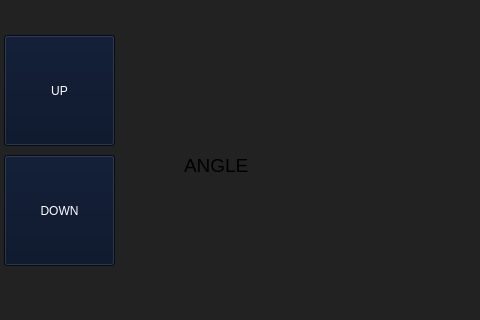
Qt form mainwindow.ui (Dilanpc/control_servo) before a commit; both pictures show x 126 to 606 and y 105 to 425 of the 800 by 600 pixel window.
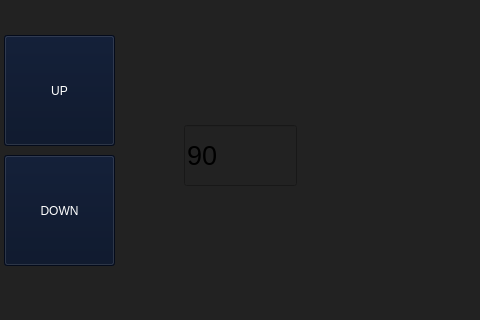
The same form after that commit.

Commit message: Change angle with a text input

The edit to the form file:
```diff
--- a/mainwindow.ui
+++ b/mainwindow.ui
@@ -87,25 +87,25 @@
      <bool>false</bool>
     </property>
    </widget>
-   <widget class="QLabel" name="angleTxt">
+   <widget class="QLineEdit" name="angleTxt">
     <property name="geometry">
      <rect>
       <x>310</x>
-      <y>240</y>
-      <width>111</width>
+      <y>230</y>
+      <width>113</width>
       <height>61</height>
      </rect>
     </property>
     <property name="font">
      <font>
-      <pointsize>14</pointsize>
+      <pointsize>20</pointsize>
      </font>
     </property>
     <property name="styleSheet">
      <string notr="true">color: &quot;white&quot;;</string>
     </property>
     <property name="text">
-     <string>ANGLE</string>
+     <string>90</string>
     </property>
    </widget>
   </widget>
```
The commit also changes 2 other files.
